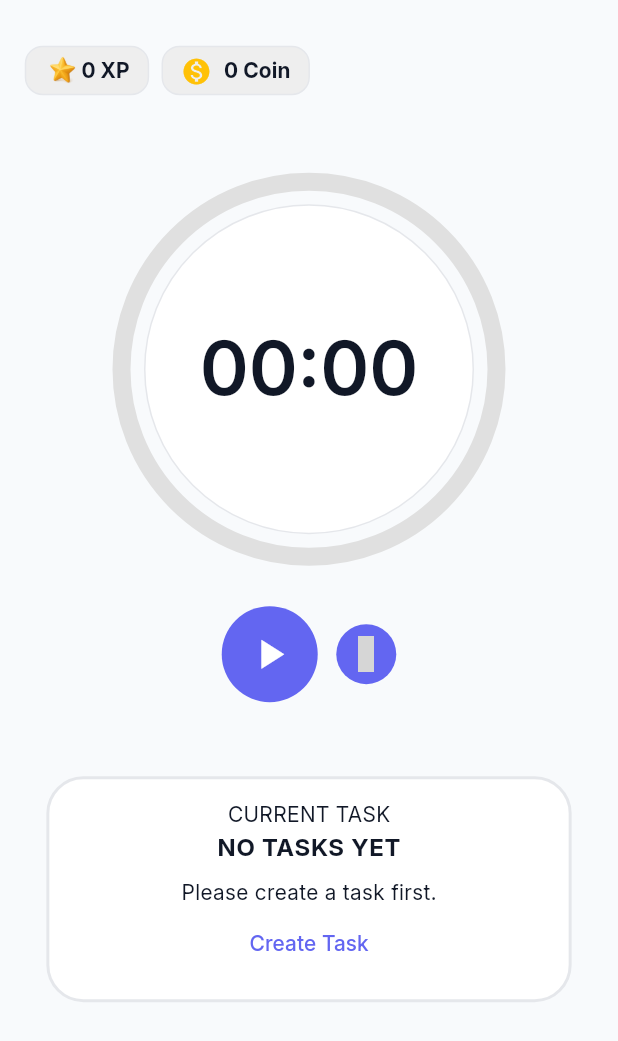
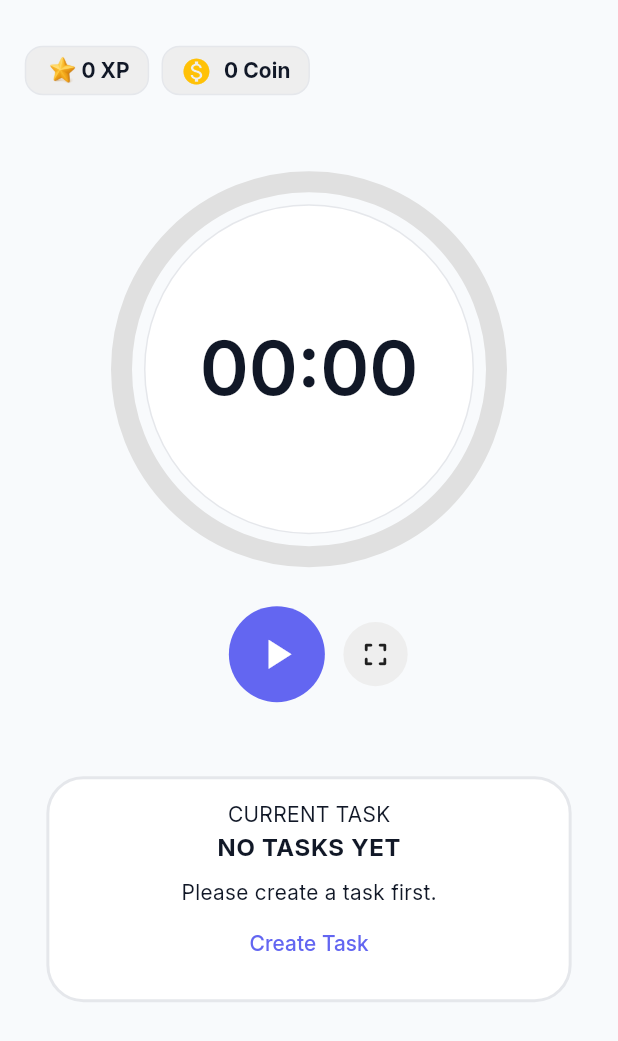
Before and after one commit to bilalcavus/Farmodo, a Flutter app: the HomeView screen opened directly, on a phone screen of 412 x 824 dp. Shown: the top 1041 px of the screen. Run offline on Flutter 3.47's test engine with Material 3 defaults, Android fonts, the phone set to English and light mode, and no system bars; our stand-ins replace cloud_firestore, firebase_auth, firebase_core, get, get_it, google_sign_in and 5 more; missing offline and left inert: flame, home_widget; accounts and stored records are empty; grey boxes are pictures that could not be loaded.

Commit message:
buttons redesigned

```diff
--- a/lib/feature/home/widgets/pomodoro_timer.dart
+++ b/lib/feature/home/widgets/pomodoro_timer.dart
@@ -25,7 +25,7 @@ class PomodoroTimer extends StatelessWidget {
               height: 250,
               child: CircularProgressIndicator(
                 value: timerController.displayProgress,
-                strokeWidth: 12,
+                strokeWidth: 14,
                 backgroundColor: Colors.grey.shade300,
                 valueColor: AlwaysStoppedAnimation(
                   timerController.isOnBreak.value ? AppColors.secondary : AppColors.danger
--- a/lib/feature/home/widgets/time_start_button.dart
+++ b/lib/feature/home/widgets/time_start_button.dart
@@ -9,7 +9,6 @@ import 'package:farmodo/feature/tasks/viewmodel/timer_controller.dart';
 import 'package:flutter/material.dart';
 import 'package:flutter/services.dart';
 import 'package:get/get.dart';
-import 'package:hugeicons/hugeicons.dart';
 
 class TimeStartButton extends StatefulWidget {
   const TimeStartButton({
@@ -36,13 +35,7 @@ class _TimeStartButtonState extends State<TimeStartButton> {
         return Row(
         mainAxisAlignment: MainAxisAlignment.center,
         children: [
-          // Start/Pause Button
-          RedPlayButton(
-            selectedIndex: selectedIndex,
-            tasksController: widget.tasksController,
-            timerController: widget.timerController,
-            shake: () => widget.tasksController.triggerShake(),
-          ),
+
           // ElevatedButton(
           //   style: ElevatedButton.styleFrom(
           //     backgroundColor: timerController.isRunning.value
@@ -91,17 +84,29 @@ class _TimeStartButtonState extends State<TimeStartButton> {
           if (widget.tasksController.selctedTaskIndex.value != -1) ...[
             SizedBox(width: context.dynamicWidth(0.03)),
             CircleAvatar(
-              backgroundColor: Colors.grey.shade900,
+              radius: context.dynamicHeight(0.026),
+              backgroundColor: Colors.grey.shade200,
               child: Icon(
-                HugeIcons.strokeRoundedRefresh,
-                color: Colors.white,
-                size: context.dynamicHeight(0.025),
+                Icons.refresh_rounded,
+                color: Colors.black87,
+                size: context.dynamicHeight(0.03),
               ),
             ).onTap(() => widget.timerController.resetTimer()),
           ],
           context.dynamicWidth(0.03).width,
+          PlayButton(
+            selectedIndex: selectedIndex,
+            tasksController: widget.tasksController,
+            timerController: widget.timerController,
+            shake: () => widget.tasksController.triggerShake(),
+          ),
+          context.dynamicWidth(0.03).width,
           CircleAvatar(
-            child: IconButton(onPressed: () => toggleFullScreen(context), icon: Icon(HugeIcons.strokeRoundedFullScreen)),
+            backgroundColor: Colors.grey.shade200,
+            radius: context.dynamicHeight(0.026),
+            child: IconButton(
+              onPressed: () => toggleFullScreen(context),
+              icon: Icon(Icons.fullscreen_rounded, color: Colors.black87, size: context.dynamicHeight(0.03),)),
           )
         ],
       );
@@ -126,8 +131,8 @@ class _TimeStartButtonState extends State<TimeStartButton> {
   }
 }
 
-class RedPlayButton extends StatelessWidget {
-  const RedPlayButton({
+class PlayButton extends StatelessWidget {
+  const PlayButton({
     super.key, required this.timerController, required this.tasksController, required this.selectedIndex,
     this.shake
   });
```
Also changed, not shown: lib/feature/home/widgets/no_task_box.dart (deleted, +0 -76 lines), lib/feature/home/widgets/succeed_task_page.dart (+4 -3 lines).
